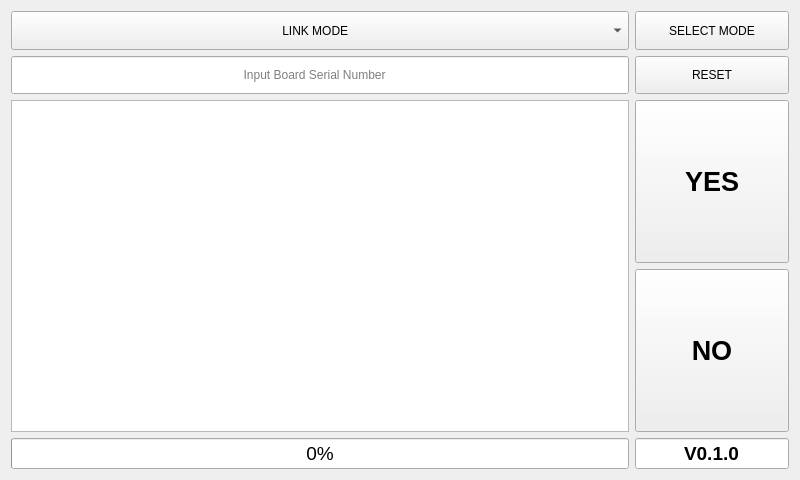
The window that Link_Tester/Config/TestApp.ui (gdragon2789/SCPI_Omni) describes before a commit, drawn with Qt 5.
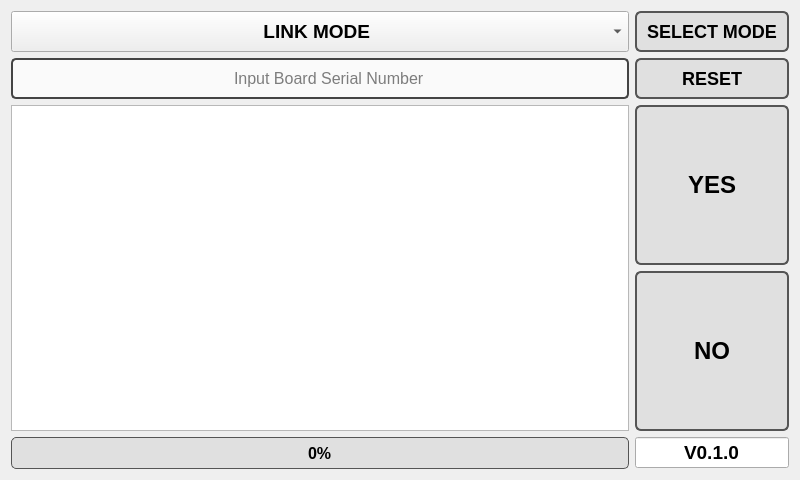
The same window after the commit. Icons and pictures are not drawn.

Patch:
```diff
--- a/Link_Tester/Config/TestApp.ui
+++ b/Link_Tester/Config/TestApp.ui
@@ -29,9 +29,25 @@
            <verstretch>0</verstretch>
           </sizepolicy>
          </property>
+         <property name="font">
+          <font>
+           <pointsize>14</pointsize>
+           <bold>true</bold>
+          </font>
+         </property>
+         <property name="styleSheet">
+          <string notr="true">QLineEdit {
+    border: 2px solid #444;
+    border-radius: 5px;
+    padding: 6px;
+    font-size: 16px;
+    background-color: #fafafa;
+}
+</string>
+         </property>
          <item>
           <property name="text">
-           <string>                                                                                LINK MODE</string>
+           <string>                                               LINK MODE</string>
           </property>
          </item>
          <item>
@@ -49,8 +65,23 @@
            <verstretch>0</verstretch>
           </sizepolicy>
          </property>
+         <property name="font">
+          <font>
+           <pointsize>-1</pointsize>
+          </font>
+         </property>
+         <property name="styleSheet">
+          <string notr="true">QLineEdit {
+    border: 2px solid #444;
+    border-radius: 5px;
+    padding: 6px;
+    font-size: 16px;
+    background-color: #fafafa;
+}
+</string>
+         </property>
          <property name="placeholderText">
-          <string>                                                                     Input Board Serial Number</string>
+          <string>                                                Input Board Serial Number</string>
          </property>
         </widget>
        </item>
@@ -66,6 +97,32 @@
            <verstretch>0</verstretch>
           </sizepolicy>
          </property>
+         <property name="font">
+          <font>
+           <pointsize>-1</pointsize>
+           <bold>true</bold>
+          </font>
+         </property>
+         <property name="styleSheet">
+          <string notr="true">QPushButton {
+    background-color: #e0e0e0;
+    border: 2px solid #555;
+    border-radius: 6px;
+    padding: 8px;
+    font-size: 18px;
+    font-weight: bold;
+    color: black;
+}
+
+QPushButton:hover {
+    background-color: #d0d0d0;
+}
+
+QPushButton:pressed {
+    background-color: #c0c0c0;
+}
+</string>
+         </property>
          <property name="text">
           <string>SELECT MODE</string>
          </property>
@@ -79,6 +136,32 @@
            <verstretch>0</verstretch>
           </sizepolicy>
          </property>
+         <property name="font">
+          <font>
+           <pointsize>-1</pointsize>
+           <bold>true</bold>
+          </font>
+         </property>
+         <property name="styleSheet">
+          <string notr="true">QPushButton {
+    background-color: #e0e0e0;
+    border: 2px solid #555;
+    border-radius: 6px;
+    padding: 8px;
+    font-size: 18px;
+    font-weight: bold;
+    color: black;
+}
+
+QPushButton:hover {
+    background-color: #d0d0d0;
+}
+
+QPushButton:pressed {
+    background-color: #c0c0c0;
+}
+</string>
+         </property>
          <property name="text">
           <string>RESET</string>
          </property>
@@ -105,10 +188,30 @@
          </property>
          <property name="font">
           <font>
-           <pointsize>20</pointsize>
+           <pointsize>-1</pointsize>
            <bold>true</bold>
           </font>
          </property>
+         <property name="styleSheet">
+          <string notr="true">QPushButton {
+    background-color: #e0e0e0;
+    border: 2px solid #555;
+    border-radius: 6px;
+    padding: 8px;
+    font-size: 24px;
+    font-weight: bold;
+    color: black;
+}
+
+QPushButton:hover {
+    background-color: #2e7d32 ;
+}
+
+QPushButton:pressed {
+    background-color: #c0c0c0;
+}
+</string>
+         </property>
          <property name="text">
           <string>YES</string>
          </property>
@@ -124,10 +227,30 @@
          </property>
          <property name="font">
           <font>
-           <pointsize>20</pointsize>
+           <pointsize>-1</pointsize>
            <bold>true</bold>
           </font>
          </property>
+         <property name="styleSheet">
+          <string notr="true">QPushButton {
+    background-color: #e0e0e0;
+    border: 2px solid #555;
+    border-radius: 6px;
+    padding: 8px;
+    font-size: 24px;
+    font-weight: bold;
+    color: black;
+}
+
+QPushButton:hover {
+    background-color: #c62828 ;
+}
+
+QPushButton:pressed {
+    background-color: #c0c0c0;
+}
+</string>
+         </property>
          <property name="text">
           <string>NO</string>
          </property>
@@ -149,9 +272,30 @@
        </property>
        <property name="font">
         <font>
-         <pointsize>14</pointsize>
+         <pointsize>-1</pointsize>
+         <bold>true</bold>
         </font>
        </property>
+       <property name="autoFillBackground">
+        <bool>false</bool>
+       </property>
+       <property name="styleSheet">
+        <string notr="true">QProgressBar {
+    border: 1px solid #555;
+    border-radius: 5px;
+    text-align: center;
+    background-color: #e0e0e0;
+    min-height: 30px;
+    font-size: 16px;
+    font-weight: bold;
+}
+
+QProgressBar::chunk {
+    background-color: #0277bd;  /* Blue */
+    width: 10px;
+}
+</string>
+       </property>
        <property name="value">
         <number>0</number>
        </property>
```
Left out of the diff: 8 changed lines with no effect on the pictures.
